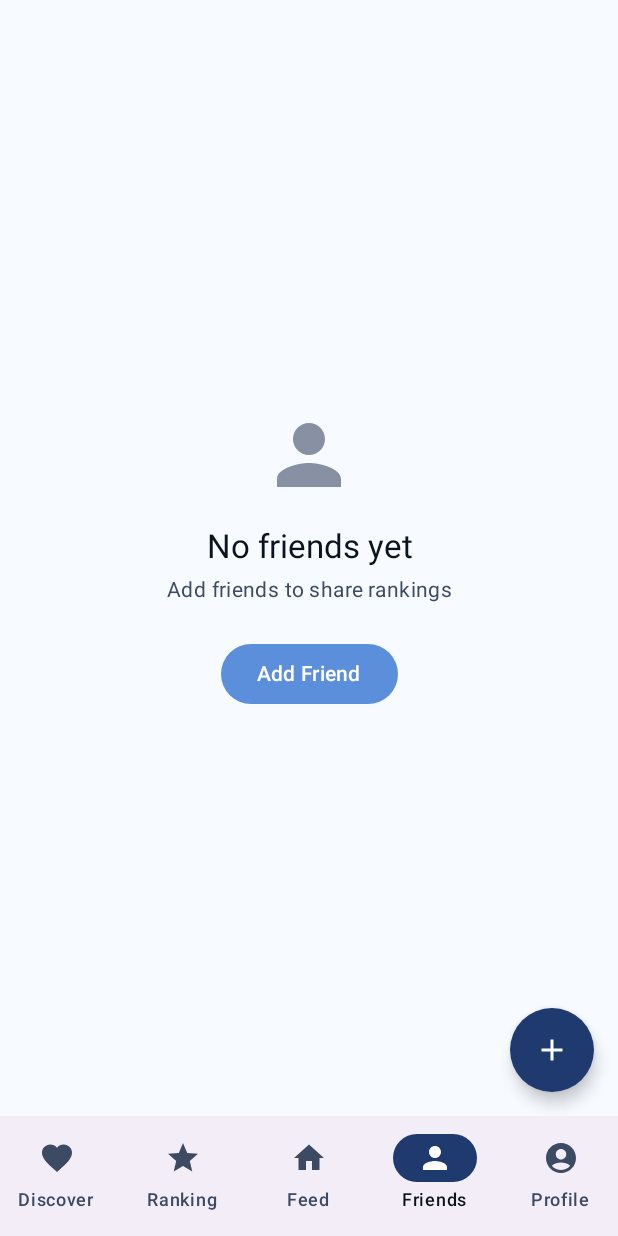
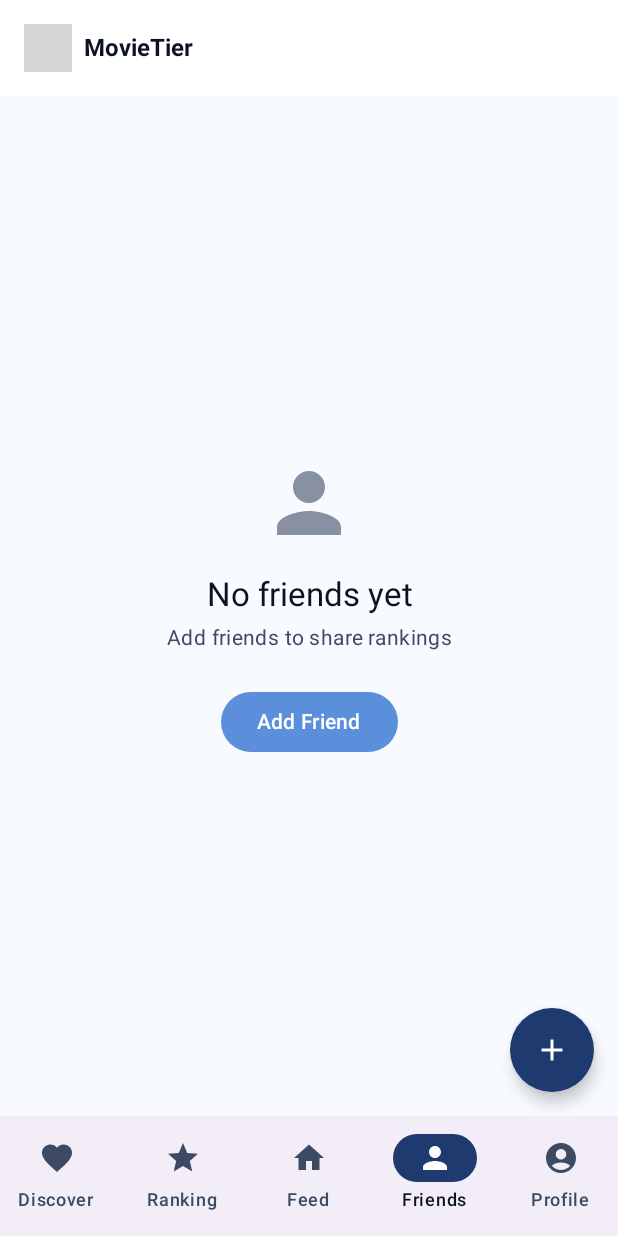
Before and after one commit to JimmyChan233/CPEN321-MovieTier, an Android app built with Jetpack Compose: the FriendsScreen screen opened through its navigation route, on a phone screen of 412 x 824 dp. Run offline under Robolectric (Android 15) with nearby library versions, the phone set to English and light mode, and no system bars; our stand-ins replace Dagger/Hilt's generated code; network calls fail; grey boxes are pictures that could not be loaded.

Commit message:
Updated ui for dark mode. Added branding on Friends page.
Co-Authored-By: Jimmy <JimmyChan233@users.noreply.github.com>

```diff
--- a/frontend/app/src/main/java/com/cpen321/movietier/ui/friends/FriendsScreen.kt
+++ b/frontend/app/src/main/java/com/cpen321/movietier/ui/friends/FriendsScreen.kt
@@ -31,6 +31,9 @@ import com.cpen321.movietier.ui.theme.MovieTierTheme
 import com.cpen321.movietier.ui.viewmodels.FriendViewModel
 import com.cpen321.movietier.ui.viewmodels.FriendRequestUi
 import com.cpen321.movietier.ui.navigation.NavRoutes
+import androidx.compose.foundation.Image
+import androidx.compose.ui.res.painterResource
+import com.cpen321.movietier.R
 
 @OptIn(ExperimentalMaterial3Api::class)
 @Composable
@@ -48,6 +51,22 @@ fun FriendsScreen(
             .fillMaxSize()
             .testTag("friends_screen"),
         snackbarHost = { SnackbarHost(snackbarHostState) },
+        topBar = {
+            TopAppBar(
+                title = {
+                    Row(verticalAlignment = Alignment.CenterVertically) {
+                        Image(
+                            painter = painterResource(id = R.drawable.in_app_icon),
+                            contentDescription = "MovieTier",
+                            modifier = Modifier.size(32.dp)
+                        )
+                        Spacer(Modifier.width(8.dp))
+                        Text("MovieTier", style = MaterialTheme.typography.titleMedium, fontWeight = FontWeight.Bold)
+                    }
+                },
+                windowInsets = WindowInsets(0, 0, 0, 0)
+            )
+        },
         floatingActionButton = {
             FloatingActionButton(
                 onClick = { showAddFriendDialog = true },
```
